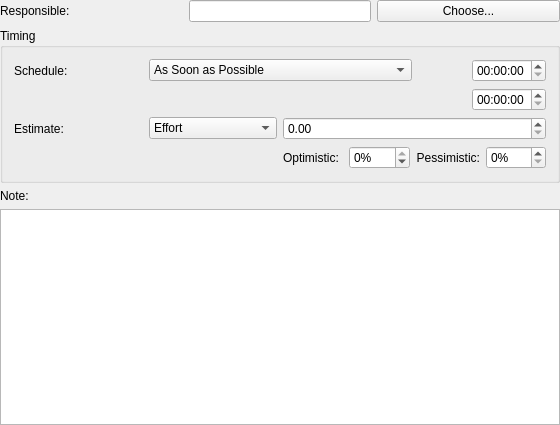
Above: kplato/kptconfigtaskpanelbase.ui from JeremiasE/KFormula before the change. Below: the same form after it.
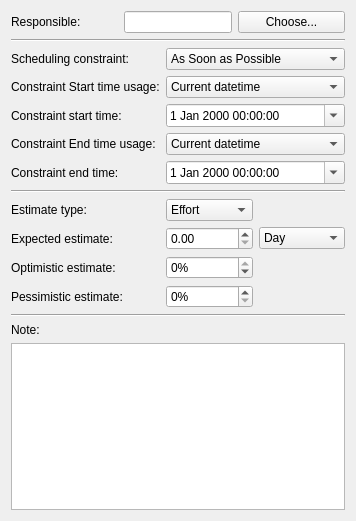
That is the form after the change. Custom widgets are drawn as their Qt base class.

Commit message: Refactor config to use kcfg framework, and improve task defaults.

```diff
--- a/kplato/kptconfigtaskpanelbase.ui
+++ b/kplato/kptconfigtaskpanelbase.ui
@@ -1,30 +1,27 @@
 <ui version="4.0" >
  <author>Dag Andersen &lt;danders@get2net.dk></author>
  <class>KPlato::ConfigTaskPanelBase</class>
- <widget class="QWidget" name="KPlato::ConfigTaskPanelBase" >
-  <property name="geometry" >
+ <widget class="QWidget" name="KPlato::ConfigTaskPanelBase">
+  <property name="geometry">
    <rect>
     <x>0</x>
     <y>0</y>
-    <width>560</width>
-    <height>425</height>
+    <width>317</width>
+    <height>521</height>
    </rect>
   </property>
-  <layout class="QVBoxLayout" >
-   <property name="margin" >
-    <number>0</number>
-   </property>
-   <item>
-    <layout class="QHBoxLayout" >
-     <property name="spacing" >
+  <layout class="QGridLayout" name="gridLayout">
+   <item row="0" column="0" colspan="3">
+    <layout class="QHBoxLayout">
+     <property name="spacing">
       <number>6</number>
      </property>
-     <property name="margin" >
+     <property name="margin">
       <number>0</number>
      </property>
      <item>
-      <widget class="QLabel" name="leaderlabel" >
-       <property name="whatsThis" >
+      <widget class="QLabel" name="leaderlabel">
+       <property name="whatsThis">
         <string>The person responsible for this task.
 
 This is not limited to persons available in a resource group but can be anyone. You can even directly access your address book with the Choose button.</string>
@@ -41,9 +38,9 @@
       </widget>
      </item>
      <item>
-      <widget class="KLineEdit" name="leaderfield" >
-       <property name="sizePolicy" >
-        <sizepolicy vsizetype="Preferred" hsizetype="Preferred" >
+      <widget class="KLineEdit" name="kcfg_Leader">
+       <property name="sizePolicy">
+        <sizepolicy hsizetype="Preferred" vsizetype="Preferred">
          <horstretch>0</horstretch>
          <verstretch>0</verstretch>
         </sizepolicy>
@@ -56,8 +53,8 @@
       </widget>
      </item>
      <item>
-      <widget class="QPushButton" name="chooseLeader" >
-       <property name="toolTip" >
+      <widget class="QPushButton" name="chooseLeader">
+       <property name="toolTip">
         <string>Insert a person from your address book</string>
        </property>
        <property name="whatsThis" >
@@ -73,24 +70,25 @@
      </item>
     </layout>
    </item>
-   <item>
-    <widget class="QGroupBox" name="schedulingGroup" >
-     <property name="title" >
-      <string>Timing</string>
+   <item row="1" column="0" colspan="3">
+    <widget class="Line" name="line_4">
+     <property name="orientation">
+      <enum>Qt::Horizontal</enum>
      </property>
-     <layout class="QGridLayout" >
-      <item row="0" column="0" >
-       <widget class="QLabel" name="textLabel3" >
-        <property name="sizePolicy" >
-         <sizepolicy vsizetype="Preferred" hsizetype="Preferred" >
+    </widget>
+   </item>
+   <item row="2" column="0">
+    <widget class="QLabel" name="textLabel3">
+     <property name="sizePolicy">
+      <sizepolicy hsizetype="Preferred" vsizetype="Preferred">
           <horstretch>0</horstretch>
           <verstretch>0</verstretch>
          </sizepolicy>
         </property>
-        <property name="text" >
-         <string>Schedule:</string>
-        </property>
-        <property name="wordWrap" >
+     <property name="text">
+      <string>Scheduling constraint:</string>
+     </property>
+     <property name="wordWrap">
          <bool>false</bool>
         </property>
         <property name="buddy" >
@@ -98,10 +96,10 @@
         </property>
        </widget>
       </item>
-      <item row="0" column="1" colspan="2" >
-       <widget class="KComboBox" name="scheduleType" >
-        <property name="sizePolicy" >
-         <sizepolicy vsizetype="Fixed" hsizetype="Preferred" >
+   <item row="2" column="1" colspan="2">
+    <widget class="KComboBox" name="kcfg_ConstraintType">
+     <property name="sizePolicy">
+      <sizepolicy hsizetype="Preferred" vsizetype="Fixed">
           <horstretch>0</horstretch>
           <verstretch>0</verstretch>
          </sizepolicy>
@@ -143,78 +141,173 @@
         </item>
        </widget>
       </item>
-      <item row="0" column="3" >
-       <layout class="QHBoxLayout" >
-        <property name="spacing" >
-         <number>6</number>
-        </property>
-        <property name="margin" >
-         <number>0</number>
-        </property>
+   <item row="3" column="0">
+    <widget class="QLabel" name="textLabel3_5">
+     <property name="sizePolicy">
+      <sizepolicy hsizetype="Preferred" vsizetype="Preferred">
+       <horstretch>0</horstretch>
+       <verstretch>0</verstretch>
+      </sizepolicy>
+     </property>
+     <property name="text">
+      <string>Constraint Start time usage:</string>
+     </property>
+     <property name="wordWrap">
+      <bool>false</bool>
+     </property>
+     <property name="buddy">
+      <cstring>kcfg_ConstraintType</cstring>
+     </property>
+    </widget>
+   </item>
+   <item row="3" column="1" colspan="2">
+    <widget class="KComboBox" name="kcfg_StartTimeUsage">
+     <property name="sizePolicy">
+      <sizepolicy hsizetype="Preferred" vsizetype="Fixed">
+       <horstretch>0</horstretch>
+       <verstretch>0</verstretch>
+      </sizepolicy>
+     </property>
         <item>
-         <widget class="KDateWidget" name="scheduleStartDate" >
-          <property name="sizePolicy" >
-           <sizepolicy vsizetype="Fixed" hsizetype="Minimum" >
+      <property name="text">
+       <string>Current datetime</string>
+      </property>
+     </item>
+     <item>
+      <property name="text">
+       <string>Current date, specified time</string>
+      </property>
+     </item>
+     <item>
+      <property name="text">
+       <string>Specified datetime</string>
+      </property>
+     </item>
+    </widget>
+   </item>
+   <item row="4" column="0">
+    <widget class="QLabel" name="textLabel3_3">
+     <property name="sizePolicy">
+      <sizepolicy hsizetype="Preferred" vsizetype="Preferred">
             <horstretch>0</horstretch>
             <verstretch>0</verstretch>
            </sizepolicy>
           </property>
-          <property name="focusPolicy" >
-           <enum>Qt::WheelFocus</enum>
-          </property>
-         </widget>
-        </item>
-        <item>
-         <widget class="QTimeEdit" name="scheduleStartTime" />
-        </item>
-       </layout>
-      </item>
-      <item row="1" column="3" >
-       <layout class="QHBoxLayout" >
-        <property name="spacing" >
-         <number>6</number>
-        </property>
-        <property name="margin" >
-         <number>0</number>
-        </property>
+     <property name="text">
+      <string>Constraint start time:</string>
+     </property>
+     <property name="wordWrap">
+      <bool>false</bool>
+     </property>
+     <property name="buddy">
+      <cstring>kcfg_ConstraintType</cstring>
+     </property>
+    </widget>
+   </item>
+   <item row="4" column="1" colspan="2">
+    <widget class="QDateTimeEdit" name="kcfg_ConstraintStartTime">
+     <property name="calendarPopup">
+      <bool>true</bool>
+     </property>
+    </widget>
+   </item>
+   <item row="5" column="0">
+    <widget class="QLabel" name="textLabel3_6">
+     <property name="sizePolicy">
+      <sizepolicy hsizetype="Preferred" vsizetype="Preferred">
+       <horstretch>0</horstretch>
+       <verstretch>0</verstretch>
+      </sizepolicy>
+     </property>
+     <property name="text">
+      <string>Constraint End time usage:</string>
+     </property>
+     <property name="wordWrap">
+      <bool>false</bool>
+     </property>
+     <property name="buddy">
+      <cstring>kcfg_ConstraintType</cstring>
+     </property>
+    </widget>
+   </item>
+   <item row="5" column="1" colspan="2">
+    <widget class="KComboBox" name="kcfg_EndTimeUsage">
+     <property name="sizePolicy">
+      <sizepolicy hsizetype="Preferred" vsizetype="Fixed">
+       <horstretch>0</horstretch>
+       <verstretch>0</verstretch>
+      </sizepolicy>
+     </property>
+     <item>
+      <property name="text">
+       <string>Current datetime</string>
+      </property>
+     </item>
         <item>
-         <widget class="KDateWidget" name="scheduleEndDate" >
-          <property name="sizePolicy" >
-           <sizepolicy vsizetype="Fixed" hsizetype="Minimum" >
+      <property name="text">
+       <string>Current date, specified time</string>
+      </property>
+     </item>
+     <item>
+      <property name="text">
+       <string>Specified datetime</string>
+      </property>
+     </item>
+    </widget>
+   </item>
+   <item row="6" column="0">
+    <widget class="QLabel" name="textLabel3_4">
+     <property name="sizePolicy">
+      <sizepolicy hsizetype="Preferred" vsizetype="Preferred">
             <horstretch>0</horstretch>
             <verstretch>0</verstretch>
            </sizepolicy>
           </property>
-          <property name="focusPolicy" >
-           <enum>Qt::WheelFocus</enum>
-          </property>
-         </widget>
-        </item>
-        <item>
-         <widget class="QTimeEdit" name="scheduleEndTime" />
-        </item>
-       </layout>
-      </item>
-      <item row="2" column="0" >
-       <widget class="QLabel" name="textLabel3_2" >
-        <property name="sizePolicy" >
-         <sizepolicy vsizetype="Preferred" hsizetype="Preferred" >
+     <property name="text">
+      <string>Constraint end time:</string>
+     </property>
+     <property name="wordWrap">
+      <bool>false</bool>
+     </property>
+     <property name="buddy">
+      <cstring>kcfg_ConstraintType</cstring>
+     </property>
+    </widget>
+   </item>
+   <item row="6" column="1" colspan="2">
+    <widget class="QDateTimeEdit" name="kcfg_ConstraintEndTime">
+     <property name="calendarPopup">
+      <bool>true</bool>
+     </property>
+    </widget>
+   </item>
+   <item row="7" column="0" colspan="3">
+    <widget class="Line" name="line">
+     <property name="orientation">
+      <enum>Qt::Horizontal</enum>
+     </property>
+    </widget>
+   </item>
+   <item row="8" column="0">
+    <widget class="QLabel" name="textLabel3_7">
+     <property name="sizePolicy">
+      <sizepolicy hsizetype="Preferred" vsizetype="Preferred">
           <horstretch>0</horstretch>
           <verstretch>0</verstretch>
          </sizepolicy>
         </property>
-        <property name="text" >
-         <string>Estimate:</string>
-        </property>
-        <property name="wordWrap" >
+     <property name="text">
+      <string>Estimate type:</string>
+     </property>
+     <property name="wordWrap">
          <bool>false</bool>
         </property>
        </widget>
       </item>
-      <item row="2" column="1" >
-       <widget class="KComboBox" name="estimateType" >
-        <property name="sizePolicy" >
-         <sizepolicy vsizetype="Fixed" hsizetype="Preferred" >
+   <item row="8" column="1">
+    <widget class="KComboBox" name="kcfg_EstimateType">
+     <property name="sizePolicy">
+      <sizepolicy hsizetype="Preferred" vsizetype="Fixed">
           <horstretch>0</horstretch>
           <verstretch>0</verstretch>
          </sizepolicy>
@@ -239,29 +332,60 @@
         </item>
        </widget>
       </item>
-      <item row="2" column="2" colspan="2" >
-       <widget class="DurationSpinBox" name="estimate" />
-      </item>
-      <item row="3" column="2" colspan="2" >
-       <layout class="QHBoxLayout" >
-        <property name="spacing" >
-         <number>6</number>
-        </property>
-        <property name="margin" >
-         <number>0</number>
+   <item row="9" column="0">
+    <widget class="QLabel" name="textLabel3_8">
+     <property name="sizePolicy">
+      <sizepolicy hsizetype="Preferred" vsizetype="Preferred">
+       <horstretch>0</horstretch>
+       <verstretch>0</verstretch>
+      </sizepolicy>
+     </property>
+     <property name="text">
+      <string>Expected estimate:</string>
+     </property>
+     <property name="wordWrap">
+      <bool>false</bool>
+     </property>
+    </widget>
+   </item>
+   <item row="9" column="1">
+    <widget class="QDoubleSpinBox" name="kcfg_ExpectedEstimate"/>
+   </item>
+   <item row="9" column="2">
+    <widget class="KComboBox" name="kcfg_Unit">
+     <property name="sizePolicy">
+      <sizepolicy hsizetype="Preferred" vsizetype="Fixed">
+       <horstretch>0</horstretch>
+       <verstretch>0</verstretch>
+      </sizepolicy>
+     </property>
+     <property name="editable">
+      <bool>false</bool>
         </property>
         <item>
-         <widget class="QLabel" name="textLabel1_2" >
-          <property name="sizePolicy" >
-           <sizepolicy vsizetype="Preferred" hsizetype="Preferred" >
+      <property name="text">
+       <string>Day</string>
+      </property>
+     </item>
+     <item>
+      <property name="text">
+       <string>Hour</string>
+      </property>
+     </item>
+    </widget>
+   </item>
+   <item row="10" column="0">
+    <widget class="QLabel" name="textLabel1_3">
+     <property name="sizePolicy">
+      <sizepolicy hsizetype="Preferred" vsizetype="Preferred">
             <horstretch>0</horstretch>
             <verstretch>0</verstretch>
            </sizepolicy>
           </property>
-          <property name="text" >
-           <string>Optimistic:</string>
-          </property>
-          <property name="wordWrap" >
+     <property name="text">
+      <string>Optimistic estimate:</string>
+     </property>
+     <property name="wordWrap">
            <bool>false</bool>
           </property>
           <property name="buddy" >
@@ -269,9 +393,9 @@
           </property>
          </widget>
         </item>
-        <item>
-         <widget class="QSpinBox" name="optimisticValue" >
-          <property name="suffix" >
+   <item row="10" column="1">
+    <widget class="QSpinBox" name="kcfg_OptimisticRatio">
+     <property name="suffix">
            <string>%</string>
           </property>
           <property name="minimum" >
@@ -282,21 +406,21 @@
           </property>
          </widget>
         </item>
-        <item>
-         <widget class="QLabel" name="textLabel2_2" >
-          <property name="sizePolicy" >
-           <sizepolicy vsizetype="Preferred" hsizetype="Preferred" >
+   <item row="11" column="0">
+    <widget class="QLabel" name="textLabel2_2">
+     <property name="sizePolicy">
+      <sizepolicy hsizetype="Preferred" vsizetype="Preferred">
             <horstretch>0</horstretch>
             <verstretch>0</verstretch>
            </sizepolicy>
           </property>
-          <property name="text" >
-           <string>Pessimistic:</string>
-          </property>
-          <property name="alignment" >
-           <set>Qt::AlignRight|Qt::AlignTrailing|Qt::AlignVCenter</set>
-          </property>
-          <property name="wordWrap" >
+     <property name="text">
+      <string>Pessimistic estimate:</string>
+     </property>
+     <property name="alignment">
+      <set>Qt::AlignLeading|Qt::AlignLeft|Qt::AlignVCenter</set>
+     </property>
+     <property name="wordWrap">
            <bool>false</bool>
           </property>
           <property name="buddy" >
@@ -304,9 +428,9 @@
           </property>
          </widget>
         </item>
-        <item>
-         <widget class="QSpinBox" name="pessimisticValue" >
-          <property name="suffix" >
+   <item row="11" column="1">
+    <widget class="QSpinBox" name="kcfg_PessimisticRatio">
+     <property name="suffix">
            <string>%</string>
           </property>
           <property name="maximum" >
@@ -314,14 +438,16 @@
           </property>
          </widget>
         </item>
-       </layout>
-      </item>
-     </layout>
+   <item row="12" column="0" colspan="3">
+    <widget class="Line" name="line_3">
+     <property name="orientation">
+      <enum>Qt::Horizontal</enum>
+     </property>
     </widget>
    </item>
-   <item>
-    <widget class="QLabel" name="descriptionlabell6" >
-     <property name="text" >
+   <item row="13" column="0">
+    <widget class="QLabel" name="descriptionlabell6">
+     <property name="text">
       <string>Note:</string>
      </property>
      <property name="wordWrap" >
@@ -332,24 +458,18 @@
      </property>
     </widget>
    </item>
-   <item>
-    <widget class="KTextEdit" name="descriptionfield" />
+   <item row="14" column="0" colspan="3">
+    <widget class="KTextEdit" name="kcfg_Description"/>
    </item>
   </layout>
  </widget>
- <layoutdefault spacing="6" margin="11" />
+ <layoutdefault spacing="6" margin="11"/>
  <customwidgets>
   <customwidget>
    <class>KComboBox</class>
    <extends>QComboBox</extends>
    <header>kcombobox.h</header>
   </customwidget>
-  <customwidget>
-   <class>KDateWidget</class>
-   <extends>QWidget</extends>
-   <header>kdatewidget.h</header>
-   <container>1</container>
-  </customwidget>
   <customwidget>
    <class>KLineEdit</class>
    <extends>QLineEdit</extends>
@@ -362,11 +482,6 @@
    <header>ktextedit.h</header>
    <container>1</container>
   </customwidget>
-  <customwidget>
-   <class>DurationSpinBox</class>
-   <extends>QDoubleSpinBox</extends>
-   <header>kptdurationspinbox.h</header>
-  </customwidget>
  </customwidgets>
  <tabstops>
   <tabstop>leaderfield</tabstop>
```
Left out of the diff: 85 changed lines with no effect on the pictures. Lines whose indentation alone changed are shown as unchanged. The commit also changes 16 other files.
